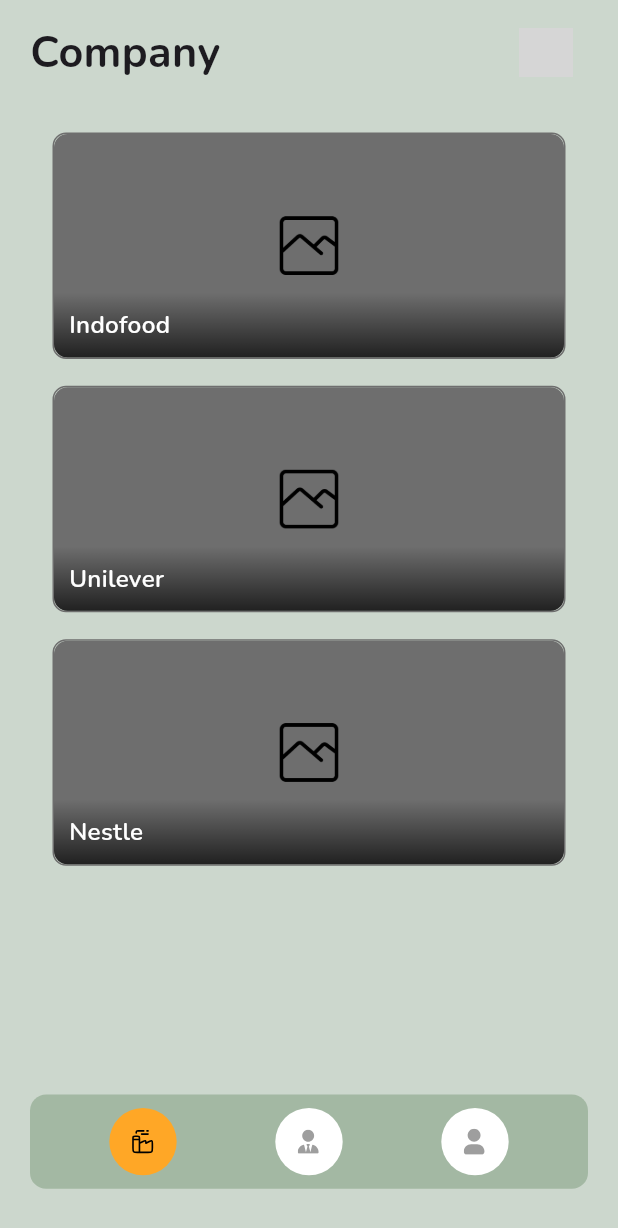
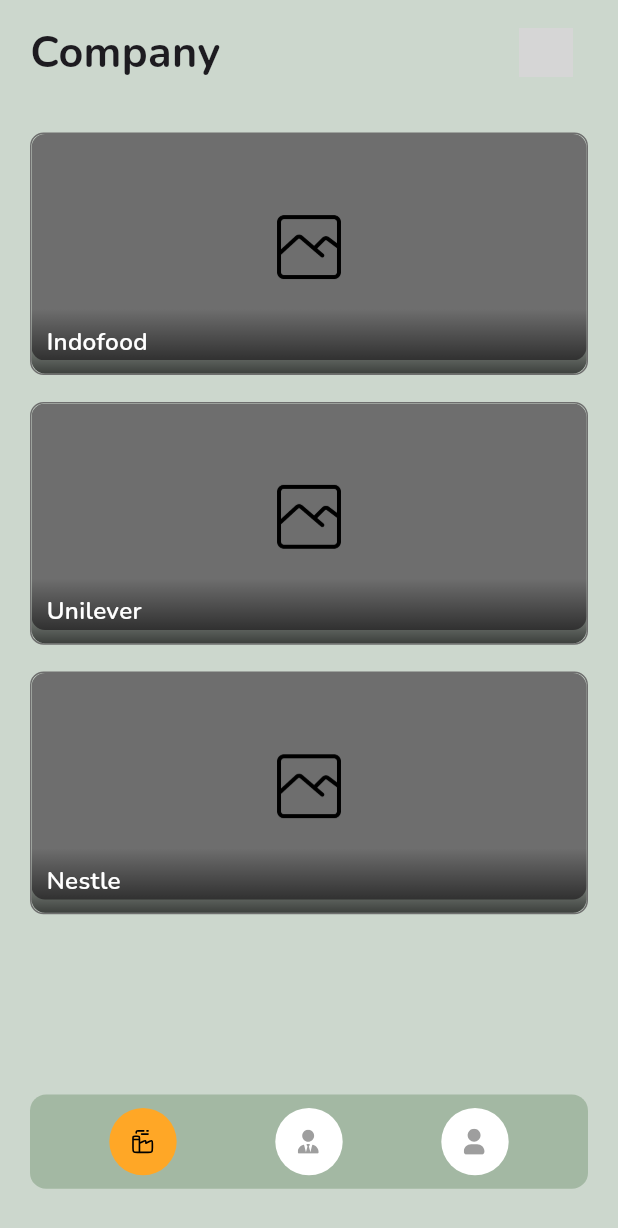
Before and after one commit to allam1768/Admin, a Flutter app: the screen it shows after launch, after a tap on "Sign In", on a phone screen of 412 x 824 dp. Shown: the top 1228 px of the screen. Run offline on Flutter 3.47's test engine with Material 3 defaults, Android fonts, the phone set to English and light mode, and no system bars; our stand-ins replace fl_chart, flutter_screenutil, flutter_svg, get, google_fonts, image_picker and 1 more; grey boxes are pictures that could not be loaded.

Commit message:
style [AP]:resize margin

```diff
--- a/lib/app/pages/Data Company Screen/data_company_view.dart
+++ b/lib/app/pages/Data Company Screen/data_company_view.dart
@@ -28,7 +28,7 @@ class DataCompanyView extends StatelessWidget {
             ),
             Expanded(
               child: Padding(
-                padding: EdgeInsets.symmetric(horizontal: 35.w, vertical: 20.h),
+                padding: EdgeInsets.symmetric(horizontal: 20.w, vertical: 20.h),
                 child: Obx(() => ListView.separated(
                   itemCount: controller.companies.length,
                   separatorBuilder: (context, index) => SizedBox(height: 20.h),
--- a/lib/app/pages/Data Company Screen/widgets/CompanyCard.dart
+++ b/lib/app/pages/Data Company Screen/widgets/CompanyCard.dart
@@ -19,8 +19,7 @@ class CompanyCard extends StatelessWidget {
         Get.toNamed('/detaildata');
       },
       child: Container(
-        width: 342.w,
-        height: 168.h,
+        height: 180.h,
         decoration: BoxDecoration(
           borderRadius: BorderRadius.circular(10.r),
           border: Border.all(color: const Color(0xFF6E6E6E), width: 1.w),
@@ -32,7 +31,7 @@ class CompanyCard extends StatelessWidget {
               borderRadius: BorderRadius.circular(10.r),
               child: Image.asset(
                 imagePath,
-                width: 342.w,
+                width: 372.w,
                 height: 168.h,
                 fit: BoxFit.cover,
               ),
```
